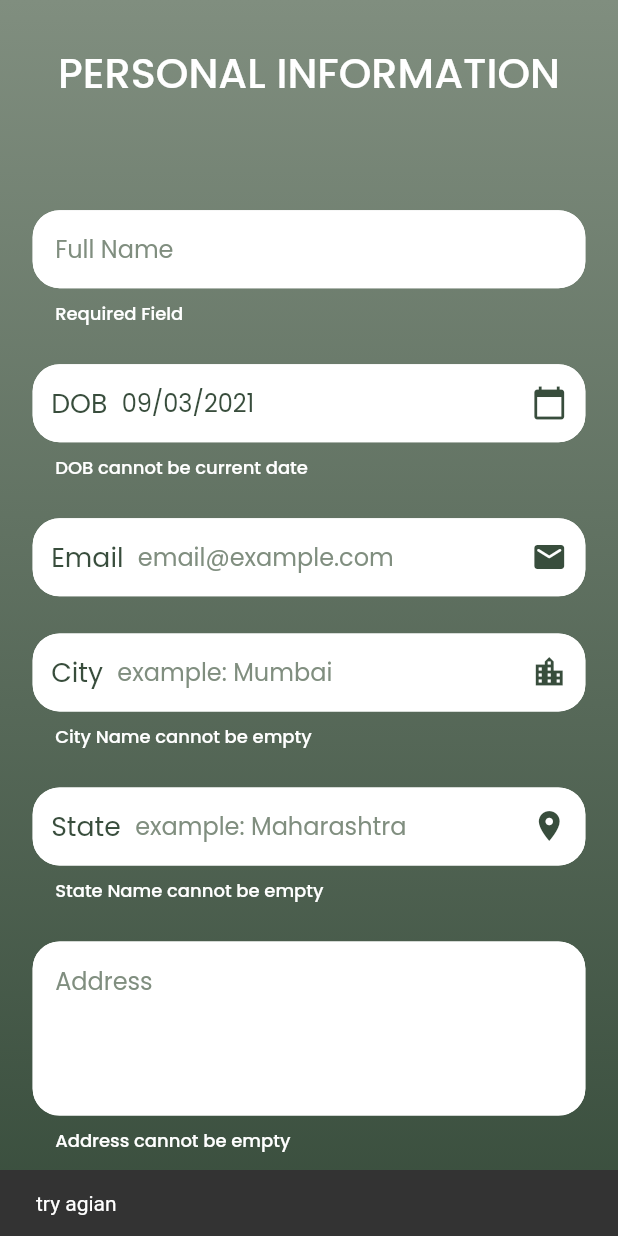
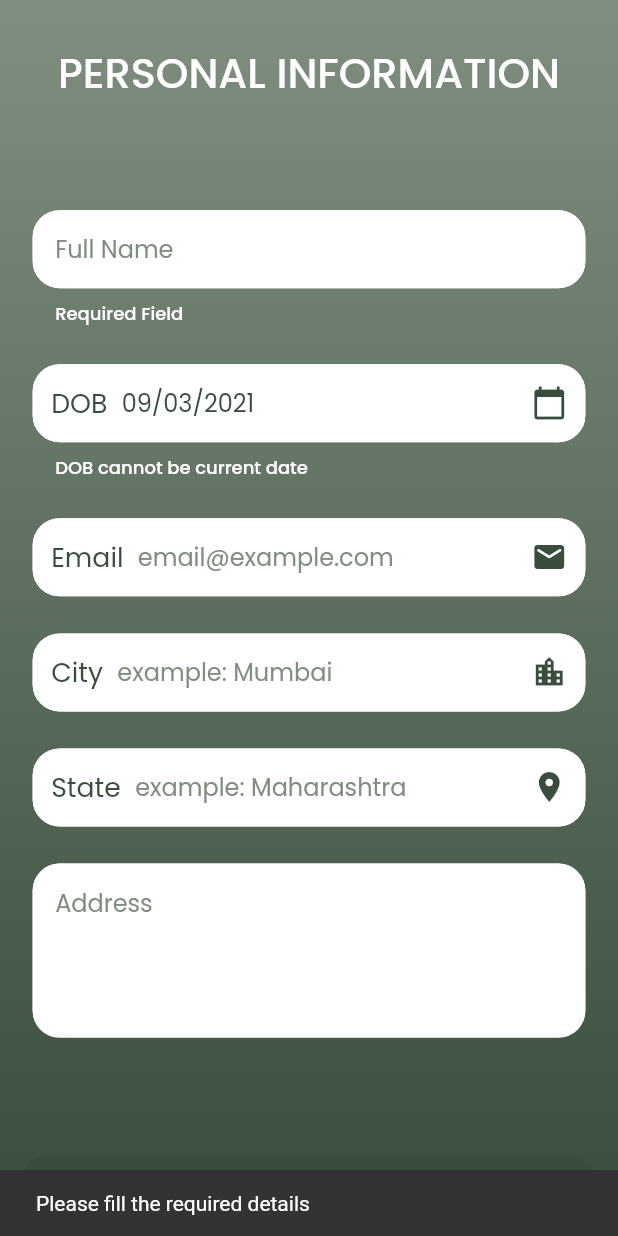
Before and after one commit to pawanjeswani-blitz/flutter_sample_app, a Flutter app: the PersonalInfo screen opened directly, scrolled down 70 dp, after a tap on "Get Started !", on a phone screen of 412 x 824 dp. Run offline on Flutter 3.47's test engine with Material 2 defaults, Android fonts, the phone set to English and light mode, and no system bars; our stand-ins replace cached_network_image, carousel_slider, connectivity, device_info, firebase_messaging, flutter_calendar_carousel and 11 more; accounts and stored records are empty; network calls fail.

Commit message:
Final Tweaks

```diff
--- a/lib/view/pages/past_appointments.dart
+++ b/lib/view/pages/past_appointments.dart
@@ -291,7 +291,7 @@ class _PastAppointmentsState extends State<PastAppointments> {
                               child: Text(
                                 "No cancelled bookings found",
                                 style: GoogleFonts.poppins(
-                                  color: Colors.grey[200],
+                                  color: Colors.grey[500],
                                   fontSize: defaultSize * 2.0,
                                 ),
                               ),
--- a/lib/view/pages/personal_info.dart
+++ b/lib/view/pages/personal_info.dart
@@ -2,8 +2,11 @@ import 'package:flutter/material.dart';
 import 'package:google_fonts/google_fonts.dart';
 import 'package:saloonwala_consumer/api/user_profile_service.dart';
 import 'package:saloonwala_consumer/app/app_color.dart';
+import 'package:saloonwala_consumer/app/session_manager.dart';
 import 'package:saloonwala_consumer/app/size_config.dart';
 import 'package:saloonwala_consumer/model/super_response.dart';
+import 'package:saloonwala_consumer/model/user_profile.dart';
+import 'package:saloonwala_consumer/model/user_profile_after_login.dart';
 import 'package:saloonwala_consumer/utils/date_util.dart';
 import 'package:saloonwala_consumer/utils/internet_util.dart';
 import 'package:saloonwala_consumer/view/pages/bottom_navbar.dart';
@@ -27,6 +30,25 @@ class _PersonalInfoState extends State<PersonalInfo> {
   double defaultSizeOveride;
   final _formKey = GlobalKey<FormState>();
   final GlobalKey<ScaffoldState> _scaffoldKey = new GlobalKey<ScaffoldState>();
+  UserProfile _userProfile;
+  UserProfileLogin _userProfileLogin;
+
+  void initState() {
+    super.initState();
+
+    // Get User object from Preferences
+    AppSessionManager.getUserProfile().then((value) {
+      setState(() {
+        _userProfile = value;
+      });
+    });
+    AppSessionManager.getUserProfileAfterLogin().then((value) {
+      setState(() {
+        _userProfileLogin = value;
+      });
+    });
+  }
+
   @override
   Widget build(BuildContext context) {
     SizeConfig().init(context);
@@ -180,6 +202,7 @@ class _PersonalInfoState extends State<PersonalInfo> {
                               ),
                             ),
                           ),
+                          validator: _validateEmail,
                         ),
                       ),
                       SizedBox(
@@ -219,12 +242,12 @@ class _PersonalInfoState extends State<PersonalInfo> {
                               ),
                             ),
                           ),
-                          validator: (value) {
-                            if (value.isEmpty) {
-                              return "City Name cannot be empty";
-                            }
-                            return null;
-                          },
+                          // validator: (value) {
+                          //   if (value.isEmpty) {
+                          //     return "City Name cannot be empty";
+                          //   }
+                          //   return null;
+                          // },
                         ),
                       ),
                       SizedBox(
@@ -265,12 +288,12 @@ class _PersonalInfoState extends State<PersonalInfo> {
                               ),
                             ),
                           ),
-                          validator: (value) {
-                            if (value.isEmpty) {
-                              return "State Name cannot be empty";
-                            }
-                            return null;
-                          },
+                          // validator: (value) {
+                          //   if (value.isEmpty) {
+                          //     return "State Name cannot be empty";
+                          //   }
+                          //   return null;
+                          // },
                         ),
                       ),
                       SizedBox(
@@ -290,12 +313,12 @@ class _PersonalInfoState extends State<PersonalInfo> {
                           decoration: _getTextFormFieldInputDecoration.copyWith(
                             hintText: 'Address',
                           ),
-                          validator: (value) {
-                            if (value.isEmpty) {
-                              return "Address cannot be empty";
-                            }
-                            return null;
-                          },
+                          // validator: (value) {
+                          //   if (value.isEmpty) {
+                          //     return "Address cannot be empty";
+                          //   }
+                          //   return null;
+                          // },
                         ),
                       ),
                       SizedBox(
@@ -304,11 +327,19 @@ class _PersonalInfoState extends State<PersonalInfo> {
                       GestureDetector(
                         onTap: () async {
                           if (_formKey.currentState.validate()) {
-                            await _onUpdateClick();
-                            Navigator.of(context).push(MaterialPageRoute(
-                                builder: (context) => BottomNavBar()));
+                            if (_userProfile.firstName == null &&
+                                _userProfile.gender == null &&
+                                _userProfile.dob == null &&
+                                widget.gender == null) {
+                              showSnackBar(
+                                  "Please fill all the required fields");
+                            } else {
+                              await _onUpdateClick();
+                              Navigator.of(context).push(MaterialPageRoute(
+                                  builder: (context) => BottomNavBar()));
+                            }
                           } else {
-                            showSnackBar("try agian");
+                            showSnackBar("Please fill the required details");
                           }
                           // print(firstName);
                         },
@@ -328,6 +359,17 @@ class _PersonalInfoState extends State<PersonalInfo> {
         ],
       ),
     );
+  }
+
+  String _validateEmail(String value) {
+    String pattern =
+        r'^(([^<>()[\]\\.,;:\s@\"]+(\.[^<>()[\]\\.,;:\s@\"]+)*)|(\".+\"))@((\[[0-9]{1,3}\.[0-9]{1,3}\.[0-9]{1,3}\.[0-9]{1,3}\])|(([a-zA-Z\-0-9]+\.)+[a-zA-Z]{2,}))$';
+    RegExp regExp = new RegExp(pattern);
+    if (value.isNotEmpty && !regExp.hasMatch(value)) {
+      return 'Please enter valid Email address';
+    } else {
+      return null;
+    }
   }
 
   var _getTextFormFieldInputDecoration = InputDecoration(
--- a/lib/view/pages/saloonawala_terms.dart
+++ b/lib/view/pages/saloonawala_terms.dart
@@ -1,4 +1,5 @@
 import 'package:flutter/material.dart';
+import 'package:google_fonts/google_fonts.dart';
 import 'package:webview_flutter/webview_flutter.dart';
 import 'dart:async';
 
@@ -14,7 +15,10 @@ class _SaloonWalaTermsState extends State<SaloonWalaTerms> {
   Widget build(BuildContext context) {
     return Scaffold(
       appBar: AppBar(
-        title: const Text('Saloonwala Terms&Conditions'),
+        title: Text(
+          'Saloonwala Terms & Conditions',
+          style: GoogleFonts.poppins(fontSize: 18.0),
+        ),
         leading: IconButton(
           onPressed: () => Navigator.pop(context),
           icon: Icon(Icons.chevron_left_rounded),
--- a/lib/view/pages/saloonwala_privacy.dart
+++ b/lib/view/pages/saloonwala_privacy.dart
@@ -1,4 +1,5 @@
 import 'package:flutter/material.dart';
+import 'package:google_fonts/google_fonts.dart';
 import 'package:webview_flutter/webview_flutter.dart';
 import 'dart:async';
 
@@ -14,7 +15,10 @@ class _SaloonWalaPrivacyState extends State<SaloonWalaPrivacy> {
   Widget build(BuildContext context) {
     return Scaffold(
       appBar: AppBar(
-        title: const Text('Saloonwala Terms&Conditions'),
+        title: Text(
+          'Saloonwala Privacy Policy',
+          style: GoogleFonts.poppins(),
+        ),
         leading: IconButton(
           onPressed: () => Navigator.pop(context),
           icon: Icon(Icons.chevron_left_rounded),
--- a/lib/view/pages/search_salons.dart
+++ b/lib/view/pages/search_salons.dart
@@ -143,6 +143,7 @@ class _SearchSalonsState extends State<SearchSalons> {
                 : Container(
                     child: PagedListView<int, SalonData>(
                       shrinkWrap: true,
+                      physics: BouncingScrollPhysics(),
                       pagingController: _pagingController,
                       builderDelegate: PagedChildBuilderDelegate<SalonData>(
                           firstPageProgressIndicatorBuilder: (context) =>
@@ -171,7 +172,7 @@ class _SearchSalonsState extends State<SearchSalons> {
                     ),
                   ),
             // transition: CircularFloatingSearchBarTransition(),
-            // physics: BouncingScrollPhysics(),
+
             title: Text(
               selectedTerm ?? 'Start Typing...',
               style: GoogleFonts.poppins(
--- a/lib/view/pages/user_profile_ui.dart
+++ b/lib/view/pages/user_profile_ui.dart
@@ -69,7 +69,7 @@ class _UserProfileUIState extends State<UserProfileUI> {
           .copyWith(statusBarColor: AppColor.PRIMARY_LIGHT),
       child: Scaffold(
         key: _scaffoldKey,
-        body: SingleChildScrollView(
+        body: _userProfileLogin !=null? SingleChildScrollView(
           child: SafeArea(
             child: Column(
               children: [
@@ -83,7 +83,7 @@ class _UserProfileUIState extends State<UserProfileUI> {
                   name: _userProfileLogin == null
                       ? ""
                       : _userProfileLogin.firstName.toString(),
-                  email: _userProfileLogin == null
+                  email: _userProfileLogin.email == null
                       ? ""
                       : _userProfileLogin.email.toString(),
                 ),
@@ -149,7 +149,7 @@ class _UserProfileUIState extends State<UserProfileUI> {
               ],
             ),
           ),
-        ),
+        ):Center(child: CircularProgressIndicator(),),
       ),
     );
   }
```
Also changed, not shown: lib/view/pages/salon_servicesUI.dart (+27 -5 lines).
